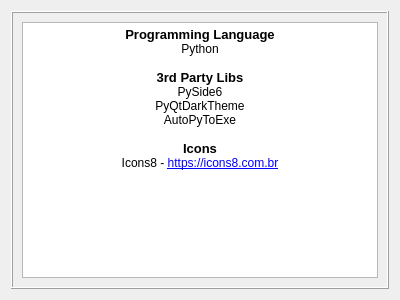
Old version of the form src/ui/resources/LicenseDialog.ui in the repository Paulo1402/Controle-de-Estoque.
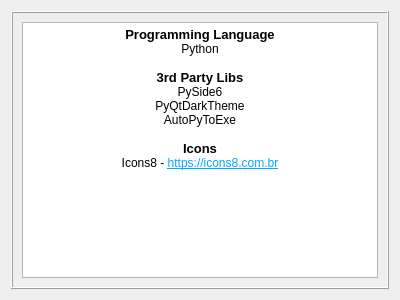
New version of the form.

Commit message: refactoring and added license window

What changed in the file:
```diff
--- a/src/ui/resources/LicenseDialog.ui
+++ b/src/ui/resources/LicenseDialog.ui
@@ -25,6 +25,11 @@
      <layout class="QHBoxLayout" name="horizontalLayout_2">
       <item>
        <widget class="QTextEdit" name="txt_license">
+        <property name="styleSheet">
+         <string notr="true">QTextEdit::link {
+	color: red
+}</string>
+        </property>
         <property name="readOnly">
          <bool>true</bool>
         </property>
@@ -43,7 +48,7 @@
 &lt;p align=&quot;center&quot; style=&quot; margin-top:0px; margin-bottom:0px; margin-left:0px; margin-right:0px; -qt-block-indent:0; text-indent:0px;&quot;&gt;AutoPyToExe&lt;/p&gt;
 &lt;p align=&quot;center&quot; style=&quot;-qt-paragraph-type:empty; margin-top:0px; margin-bottom:0px; margin-left:0px; margin-right:0px; -qt-block-indent:0; text-indent:0px;&quot;&gt;&lt;br /&gt;&lt;/p&gt;
 &lt;p align=&quot;center&quot; style=&quot; margin-top:0px; margin-bottom:0px; margin-left:0px; margin-right:0px; -qt-block-indent:0; text-indent:0px;&quot;&gt;&lt;span style=&quot; font-size:10pt; font-weight:700;&quot;&gt;Icons&lt;/span&gt;&lt;/p&gt;
-&lt;p align=&quot;center&quot; style=&quot; margin-top:0px; margin-bottom:0px; margin-left:0px; margin-right:0px; -qt-block-indent:0; text-indent:0px;&quot;&gt;Icons8 - &lt;a href=&quot;https://icons8.com.br&quot;&gt;&lt;span style=&quot; text-decoration: underline; color:#0000ff;&quot;&gt;https://icons8.com.br&lt;/span&gt;&lt;/a&gt;&lt;/p&gt;&lt;/body&gt;&lt;/html&gt;</string>
+&lt;p align=&quot;center&quot; style=&quot; margin-top:0px; margin-bottom:0px; margin-left:0px; margin-right:0px; -qt-block-indent:0; text-indent:0px;&quot;&gt;Icons8 - &lt;a href=&quot;https://icons8.com.br&quot;&gt;&lt;span style=&quot; text-decoration: underline; color:#00aaff;&quot;&gt;https://icons8.com.br&lt;/span&gt;&lt;/a&gt;&lt;/p&gt;&lt;/body&gt;&lt;/html&gt;</string>
         </property>
         <property name="textInteractionFlags">
          <set>Qt::TextBrowserInteraction</set>
```
The commit also changes 24 other files.
